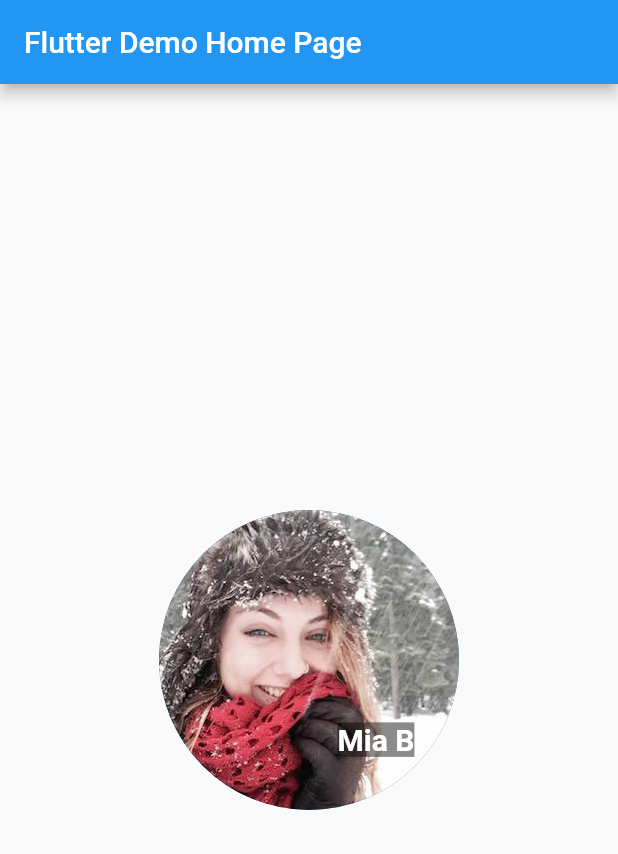
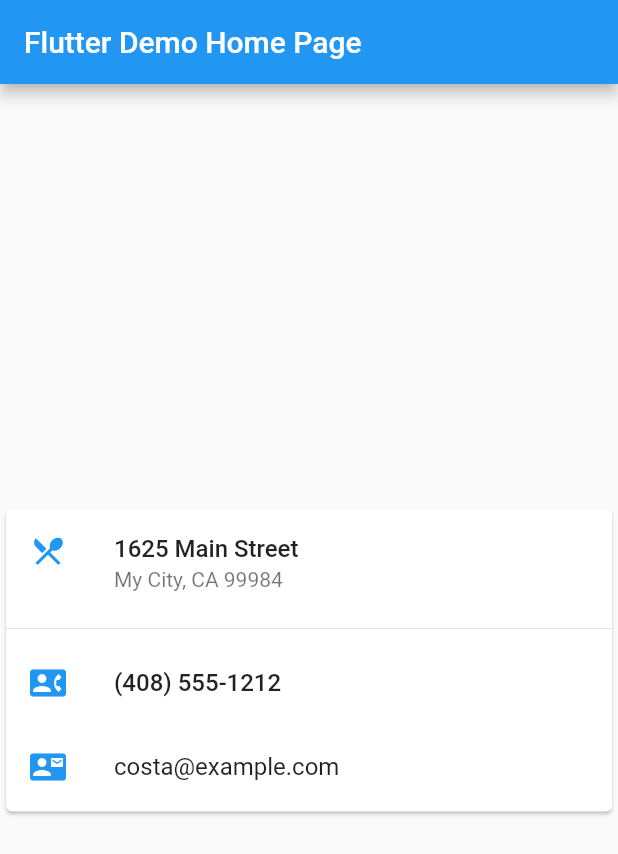
Before and after one commit to napoleon-na/FlutterTutorialsLayout, a Flutter app: the screen it shows after launch, on a phone screen of 412 x 824 dp. Shown: the top 854 px of the screen. Run offline on Flutter 3.47's test engine with Material 2 defaults, Android fonts, the phone set to English and light mode, and no system bars.

Commit message:
Lay out multiple widgets vertically and horizontally - Common layout widgets : Card

```diff
--- a/lib/main.dart
+++ b/lib/main.dart
@@ -195,28 +195,63 @@ class _MyHomePageState extends State<MyHomePage> {
   @override
   Widget build(BuildContext context) {
 
-    var stack = Stack(
-      alignment: const Alignment(0.6, 0.6),
-      children: <Widget>[
-        CircleAvatar(
-          backgroundImage: AssetImage('images/pic41.jpg'),
-          radius: 100.0,
+    var card = SizedBox(
+      height: 210.0,
+      child: Card(
+        child: Column(
+          children: [
+            ListTile(
+              title: Text('1625 Main Street',
+                style: TextStyle(fontWeight: FontWeight.w500)),
+              subtitle: Text('My City, CA 99984'),
+              leading: Icon(
+                Icons.restaurant_menu,
+                color: Colors.blue[500],
+              ),
+            ),
+            Divider(),
+            ListTile(
+              title: Text('(408) 555-1212',
+                style: TextStyle(fontWeight: FontWeight.w500)),
+              leading: Icon(
+                Icons.contact_phone,
+                color: Colors.blue[500],
+              ),
+            ),
+            ListTile(
+              title: Text('costa@example.com'),
+              leading: Icon(
+                Icons.contact_mail,
+                color: Colors.blue[500],
+              ),
+            ),
+          ],
         ),
-        Container(
-          decoration: BoxDecoration(
-            color: Colors.black45,
-          ),
-          child: Text(
-            'Mia B',
-            style: TextStyle(
-              fontSize: 20.0,
-              fontWeight: FontWeight.bold,
-              color: Colors.white,
-            ),
-          ),
-        ),
-      ],
+      ),
     );
+
+    // var stack = Stack(
+    //   alignment: const Alignment(0.6, 0.6),
+    //   children: <Widget>[
+    //     CircleAvatar(
+    //       backgroundImage: AssetImage('images/pic41.jpg'),
+    //       radius: 100.0,
+    //     ),
+    //     Container(
+    //       decoration: BoxDecoration(
+    //         color: Colors.black45,
+    //       ),
+    //       child: Text(
+    //         'Mia B',
+    //         style: TextStyle(
+    //           fontSize: 20.0,
+    //           fontWeight: FontWeight.bold,
+    //           color: Colors.white,
+    //         ),
+    //       ),
+    //     ),
+    //   ],
+    // );
 
     // var container = Container(
     //   decoration: BoxDecoration(
@@ -406,7 +441,8 @@ class _MyHomePageState extends State<MyHomePage> {
         title: Text(widget.title),
       ),
       body: Center(
-        child: stack,
+        child: card,
+        // child: stack,
         // child: ListView(
         //   children: list,
         // ),
```
